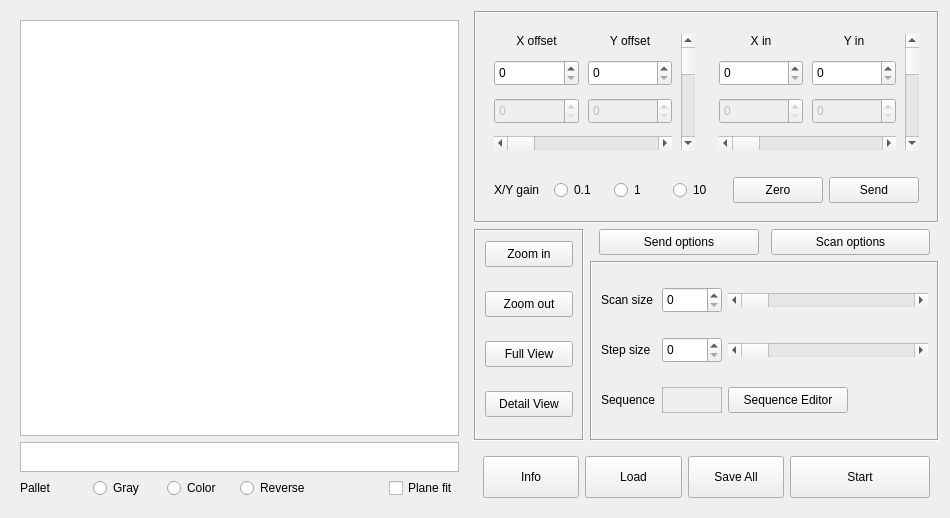
freestylexyz/STM-pyqt5-software, file pyqt5 STM software/ui/Scan.ui: the form before one commit.
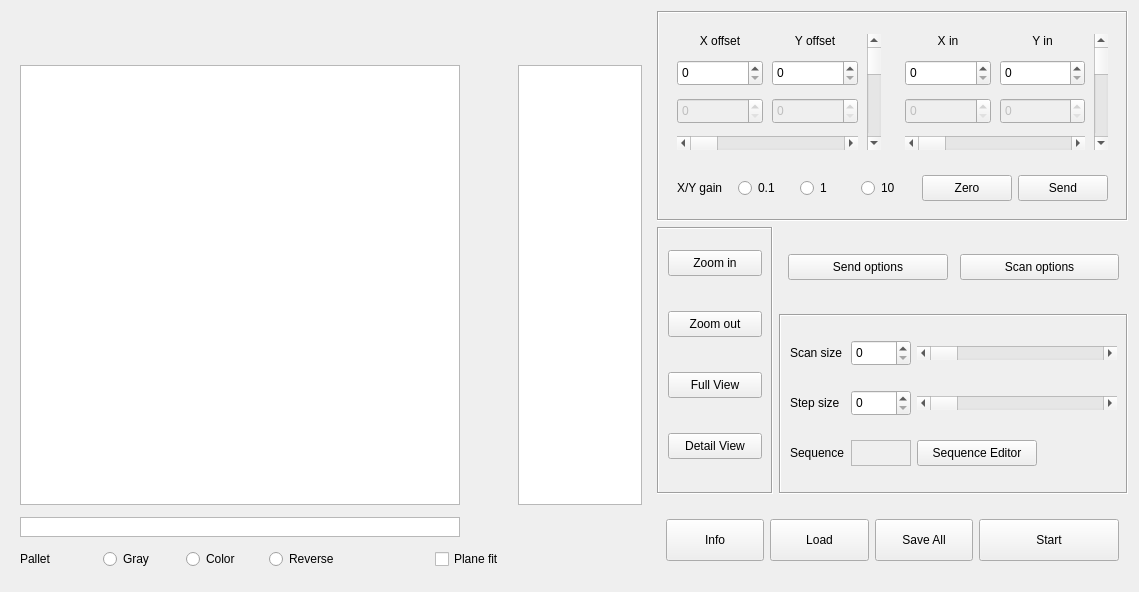
The form after the commit. Custom widgets are drawn as their Qt base class.

```diff
--- a/pyqt5 STM software/ui/Scan.ui
+++ b/pyqt5 STM software/ui/Scan.ui
@@ -6,10 +6,22 @@
    <rect>
     <x>0</x>
     <y>0</y>
-    <width>950</width>
-    <height>516</height>
+    <width>1139</width>
+    <height>592</height>
    </rect>
   </property>
+  <property name="sizePolicy">
+   <sizepolicy hsizetype="Preferred" vsizetype="Preferred">
+    <horstretch>0</horstretch>
+    <verstretch>0</verstretch>
+   </sizepolicy>
+  </property>
+  <property name="minimumSize">
+   <size>
+    <width>985</width>
+    <height>400</height>
+   </size>
+  </property>
   <property name="windowTitle">
    <string>Scan</string>
   </property>
@@ -473,78 +485,151 @@
     <widget class="QWidget" name="widget" native="true">
      <property name="minimumSize">
       <size>
-       <width>420</width>
+       <width>0</width>
        <height>0</height>
       </size>
      </property>
      <layout class="QGridLayout" name="gridLayout">
-      <item row="0" column="0" colspan="6">
-       <widget class="QGraphicsView" name="graphicsView_Scan">
-        <property name="sizePolicy">
-         <sizepolicy hsizetype="Expanding" vsizetype="Expanding">
-          <horstretch>1</horstretch>
-          <verstretch>1</verstretch>
-         </sizepolicy>
-        </property>
-       </widget>
-      </item>
-      <item row="1" column="0" colspan="6">
-       <widget class="QGraphicsView" name="graphicsView_ColorBar_Scan">
-        <property name="sizePolicy">
-         <sizepolicy hsizetype="Expanding" vsizetype="Fixed">
-          <horstretch>0</horstretch>
-          <verstretch>0</verstretch>
-         </sizepolicy>
-        </property>
-        <property name="minimumSize">
-         <size>
-          <width>0</width>
-          <height>0</height>
-         </size>
-        </property>
-        <property name="maximumSize">
-         <size>
-          <width>16777215</width>
-          <height>30</height>
-         </size>
-        </property>
-       </widget>
-      </item>
-      <item row="2" column="5">
-       <widget class="QCheckBox" name="checkBox_PlaneFit_Scan">
-        <property name="text">
-         <string>Plane fit</string>
-        </property>
-       </widget>
-      </item>
-      <item row="2" column="0">
+      <property name="spacing">
+       <number>9</number>
+      </property>
+      <item row="3" column="0">
        <widget class="QLabel" name="label_20">
         <property name="text">
          <string>Pallet</string>
         </property>
        </widget>
       </item>
-      <item row="2" column="1">
+      <item row="3" column="1">
        <widget class="QRadioButton" name="radioButton_Gray_Scan">
         <property name="text">
          <string>Gray</string>
         </property>
        </widget>
       </item>
-      <item row="2" column="2">
-       <widget class="QRadioButton" name="radioButton_Color_Scan">
-        <property name="text">
-         <string>Color</string>
+      <item row="2" column="0" colspan="6">
+       <widget class="GraphicsLayoutWidget" name="graphicsView_ColorBar_Scan">
+        <property name="sizePolicy">
+         <sizepolicy hsizetype="Fixed" vsizetype="Fixed">
+          <horstretch>0</horstretch>
+          <verstretch>0</verstretch>
+         </sizepolicy>
+        </property>
+        <property name="minimumSize">
+         <size>
+          <width>440</width>
+          <height>20</height>
+         </size>
+        </property>
+        <property name="maximumSize">
+         <size>
+          <width>440</width>
+          <height>20</height>
+         </size>
         </property>
        </widget>
       </item>
-      <item row="2" column="3">
+      <item row="3" column="3">
        <widget class="QRadioButton" name="radioButton_Reverse_Scan">
         <property name="text">
          <string>Reverse</string>
         </property>
        </widget>
       </item>
+      <item row="1" column="0" colspan="6">
+       <widget class="GraphicsView" name="graphicsView_Scan">
+        <property name="sizePolicy">
+         <sizepolicy hsizetype="Fixed" vsizetype="Fixed">
+          <horstretch>1</horstretch>
+          <verstretch>1</verstretch>
+         </sizepolicy>
+        </property>
+        <property name="minimumSize">
+         <size>
+          <width>440</width>
+          <height>440</height>
+         </size>
+        </property>
+        <property name="maximumSize">
+         <size>
+          <width>440</width>
+          <height>440</height>
+         </size>
+        </property>
+       </widget>
+      </item>
+      <item row="1" column="6">
+       <widget class="GraphicsLayoutWidget" name="graphicsView_Histogram_Scan">
+        <property name="sizePolicy">
+         <sizepolicy hsizetype="Fixed" vsizetype="Fixed">
+          <horstretch>0</horstretch>
+          <verstretch>0</verstretch>
+         </sizepolicy>
+        </property>
+        <property name="minimumSize">
+         <size>
+          <width>124</width>
+          <height>440</height>
+         </size>
+        </property>
+        <property name="maximumSize">
+         <size>
+          <width>124</width>
+          <height>16777215</height>
+         </size>
+        </property>
+       </widget>
+      </item>
+      <item row="3" column="5">
+       <widget class="QCheckBox" name="checkBox_PlaneFit_Scan">
+        <property name="text">
+         <string>Plane fit</string>
+        </property>
+       </widget>
+      </item>
+      <item row="3" column="2">
+       <widget class="QRadioButton" name="radioButton_Color_Scan">
+        <property name="text">
+         <string>Color</string>
+        </property>
+       </widget>
+      </item>
+      <item row="0" column="0" colspan="7">
+       <widget class="QLabel" name="label_Pos_Scan">
+        <property name="sizePolicy">
+         <sizepolicy hsizetype="Preferred" vsizetype="Fixed">
+          <horstretch>0</horstretch>
+          <verstretch>0</verstretch>
+         </sizepolicy>
+        </property>
+        <property name="minimumSize">
+         <size>
+          <width>0</width>
+          <height>30</height>
+         </size>
+        </property>
+        <property name="maximumSize">
+         <size>
+          <width>16777215</width>
+          <height>30</height>
+         </size>
+        </property>
+        <property name="font">
+         <font>
+          <pointsize>8</pointsize>
+         </font>
+        </property>
+        <property name="locale">
+         <locale language="English" country="UnitedStates"/>
+        </property>
+        <property name="text">
+         <string/>
+        </property>
+        <property name="scaledContents">
+         <bool>true</bool>
+        </property>
+       </widget>
+      </item>
      </layout>
     </widget>
    </item>
@@ -830,7 +915,7 @@
        <widget class="QPushButton" name="pushButton_Detail_ViewControl">
         <property name="minimumSize">
          <size>
-          <width>0</width>
+          <width>94</width>
           <height>26</height>
          </size>
         </property>
@@ -844,6 +929,18 @@
    </item>
   </layout>
  </widget>
+ <customwidgets>
+  <customwidget>
+   <class>GraphicsLayoutWidget</class>
+   <extends>QGraphicsView</extends>
+   <header location="global">pyqtgraph</header>
+  </customwidget>
+  <customwidget>
+   <class>GraphicsView</class>
+   <extends>QGraphicsView</extends>
+   <header location="global">pyqtgraph</header>
+  </customwidget>
+ </customwidgets>
  <resources/>
  <connections/>
 </ui>
```
